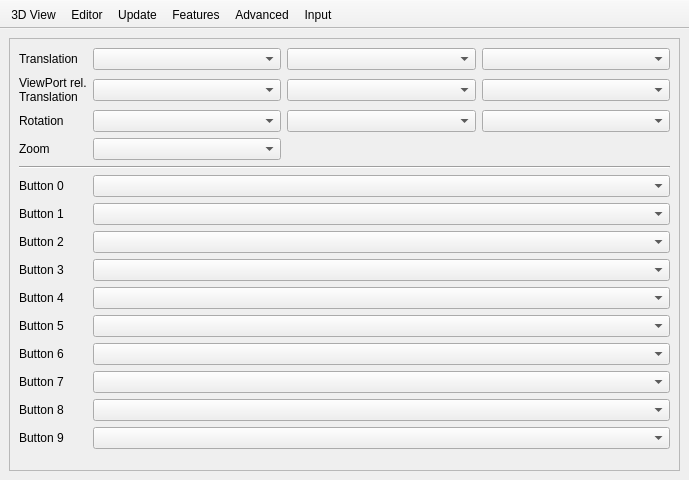
Old version of the form src/Preferences.ui in the repository openscad/openscad.
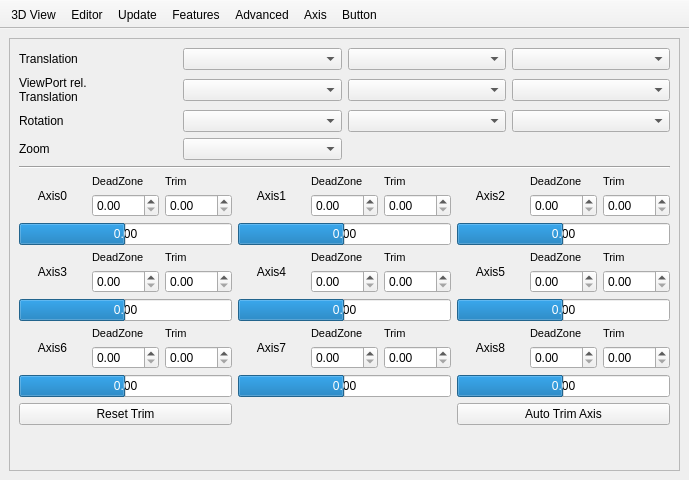
New version of the form. The open tabs and pages were chosen to show the change. Icons and pictures are not drawn.

Commit message: Add trim and deadzone to UI (#2168)

The edit to the form file:
```diff
--- a/src/Preferences.ui
+++ b/src/Preferences.ui
@@ -1476,188 +1476,931 @@
            <property name="geometry">
             <rect>
              <x>0</x>
+             <y>0</y>
              <width>655</width>
              <height>470</height>
             </rect>
            </property>
-           <layout class="QGridLayout" name="gridLayout_7" columnstretch="0,1,1,1">
-            <item row="5" column="1" colspan="3">
-             <widget class="QComboBox" name="comboBoxButton0"/>
+           <layout class="QGridLayout" name="gridLayout_7" columnstretch="0,0,0,0">
+            <item row="18" column="0" colspan="4">
+             <layout class="QGridLayout" name="gridLayout_10">
+              <item row="7" column="2">
+               <widget class="QLabel" name="labelAxisTrim3">
+                <property name="font">
+                 <font>
+                  <pointsize>8</pointsize>
+                 </font>
+                </property>
+                <property name="text">
+                 <string>Trim</string>
+                </property>
+               </widget>
+              </item>
+              <item row="11" column="1">
+               <widget class="QDoubleSpinBox" name="doubleSpinBoxDeadzone6">
+                <property name="singleStep">
+                 <double>0.050000000000000</double>
+                </property>
+               </widget>
+              </item>
+              <item row="0" column="2">
+               <widget class="QLabel" name="labelAxisTrim0">
+                <property name="font">
+                 <font>
+                  <pointsize>8</pointsize>
+                 </font>
+                </property>
+                <property name="text">
+                 <string>Trim</string>
+                </property>
+               </widget>
+              </item>
+              <item row="9" column="0" colspan="3">
+               <widget class="QProgressBar" name="progressBarAxis3">
+                <property name="minimum">
+                 <number>-100</number>
+                </property>
+                <property name="value">
+                 <number>0</number>
+                </property>
+                <property name="format">
+                 <string>0.00</string>
+                </property>
+               </widget>
+              </item>
+              <item row="1" column="2">
+               <widget class="QDoubleSpinBox" name="doubleSpinBoxTrim0">
+                <property name="singleStep">
+                 <double>0.010000000000000</double>
+                </property>
+               </widget>
+              </item>
+              <item row="13" column="0" colspan="3">
+               <widget class="QPushButton" name="pushButtonAxisTrimReset">
+                <property name="text">
+                 <string>Reset Trim</string>
+                </property>
+               </widget>
+              </item>
+              <item row="1" column="4">
+               <widget class="QDoubleSpinBox" name="doubleSpinBoxDeadzone1">
+                <property name="singleStep">
+                 <double>0.050000000000000</double>
+                </property>
+               </widget>
+              </item>
+              <item row="12" column="3" colspan="3">
+               <widget class="QProgressBar" name="progressBarAxis7">
+                <property name="minimum">
+                 <number>-100</number>
+                </property>
+                <property name="value">
+                 <number>0</number>
+                </property>
+                <property name="format">
+                 <string>0.00</string>
+                </property>
+               </widget>
+              </item>
+              <item row="9" column="3" colspan="3">
+               <widget class="QProgressBar" name="progressBarAxis4">
+                <property name="minimum">
+                 <number>-100</number>
+                </property>
+                <property name="value">
+                 <number>0</number>
+                </property>
+                <property name="format">
+                 <string>0.00</string>
+                </property>
+               </widget>
+              </item>
+              <item row="1" column="7">
+               <widget class="QDoubleSpinBox" name="doubleSpinBoxDeadzone2">
+                <property name="singleStep">
+                 <double>0.050000000000000</double>
+                </property>
+               </widget>
+              </item>
+              <item row="1" column="1">
+               <widget class="QDoubleSpinBox" name="doubleSpinBoxDeadzone0">
+                <property name="singleStep">
+                 <double>0.050000000000000</double>
+                </property>
+               </widget>
+              </item>
+              <item row="9" column="6" colspan="3">
+               <widget class="QProgressBar" name="progressBarAxis5">
+                <property name="minimum">
+                 <number>-100</number>
+                </property>
+                <property name="value">
+                 <number>0</number>
+                </property>
+                <property name="format">
+                 <string>0.00</string>
+                </property>
+               </widget>
+              </item>
+              <item row="0" column="1">
+               <widget class="QLabel" name="labelAxisDeadzone0">
+                <property name="font">
+                 <font>
+                  <pointsize>8</pointsize>
+                 </font>
+                </property>
+                <property name="text">
+                 <string>DeadZone</string>
+                </property>
+               </widget>
+              </item>
+              <item row="1" column="5">
+               <widget class="QDoubleSpinBox" name="doubleSpinBoxTrim1">
+                <property name="singleStep">
+                 <double>0.010000000000000</double>
+                </property>
+               </widget>
+              </item>
+              <item row="11" column="2">
+               <widget class="QDoubleSpinBox" name="doubleSpinBoxTrim6">
+                <property name="singleStep">
+                 <double>0.010000000000000</double>
+                </property>
+               </widget>
+              </item>
+              <item row="6" column="3" colspan="3">
+               <widget class="QProgressBar" name="progressBarAxis1">
+                <property name="minimum">
+                 <number>-100</number>
+                </property>
+                <property name="value">
+                 <number>0</number>
+                </property>
+                <property name="format">
+                 <string>0.00</string>
+                </property>
+               </widget>
+              </item>
+              <item row="1" column="8">
+               <widget class="QDoubleSpinBox" name="doubleSpinBoxTrim2">
+                <property name="singleStep">
+                 <double>0.010000000000000</double>
+                </property>
+               </widget>
+              </item>
+              <item row="8" column="8">
+               <widget class="QDoubleSpinBox" name="doubleSpinBoxTrim5">
+                <property name="singleStep">
+                 <double>0.010000000000000</double>
+                </property>
+               </widget>
+              </item>
+              <item row="13" column="6" colspan="3">
+               <widget class="QPushButton" name="pushButtonAxisTrim">
+                <property name="text">
+                 <string>Auto Trim Axis</string>
+                </property>
+               </widget>
+              </item>
+              <item row="12" column="6" colspan="3">
+               <widget class="QProgressBar" name="progressBarAxis8">
+                <property name="minimum">
+                 <number>-100</number>
+                </property>
+                <property name="value">
+                 <number>0</number>
+                </property>
+                <property name="format">
+                 <string>0.00</string>
+                </property>
+               </widget>
+              </item>
+              <item row="11" column="4">
+               <widget class="QDoubleSpinBox" name="doubleSpinBoxDeadzone7">
+                <property name="singleStep">
+                 <double>0.050000000000000</double>
+                </property>
+               </widget>
+              </item>
+              <item row="8" column="1">
+               <widget class="QDoubleSpinBox" name="doubleSpinBoxDeadzone3">
+                <property name="singleStep">
+                 <double>0.050000000000000</double>
+                </property>
+               </widget>
+              </item>
+              <item row="8" column="4">
+               <widget class="QDoubleSpinBox" name="doubleSpinBoxDeadzone4">
+                <property name="singleStep">
+                 <double>0.050000000000000</double>
+                </property>
+               </widget>
+              </item>
+              <item row="8" column="2">
+               <widget class="QDoubleSpinBox" name="doubleSpinBoxTrim3">
+                <property name="singleStep">
+                 <double>0.010000000000000</double>
+                </property>
+               </widget>
+              </item>
+              <item row="8" column="5">
+               <widget class="QDoubleSpinBox" name="doubleSpinBoxTrim4">
+                <property name="singleStep">
+                 <double>0.010000000000000</double>
+                </property>
+               </widget>
+              </item>
+              <item row="11" column="8">
+               <widget class="QDoubleSpinBox" name="doubleSpinBoxTrim8">
+                <property name="singleStep">
+                 <double>0.010000000000000</double>
+                </property>
+               </widget>
+              </item>
+              <item row="11" column="5">
+               <widget class="QDoubleSpinBox" name="doubleSpinBoxTrim7">
+                <property name="singleStep">
+                 <double>0.010000000000000</double>
+                </property>
+               </widget>
+              </item>
+              <item row="11" column="7">
+               <widget class="QDoubleSpinBox" name="doubleSpinBoxDeadzone8">
+                <property name="singleStep">
+                 <double>0.050000000000000</double>
+                </property>
+               </widget>
+              </item>
+              <item row="8" column="7">
+               <widget class="QDoubleSpinBox" name="doubleSpinBoxDeadzone5">
+                <property name="singleStep">
+                 <double>0.050000000000000</double>
+                </property>
+               </widget>
+              </item>
+              <item row="12" column="0" colspan="3">
+               <widget class="QProgressBar" name="progressBarAxis6">
+                <property name="minimum">
+                 <number>-100</number>
+                </property>
+                <property name="value">
+                 <number>0</number>
+                </property>
+                <property name="format">
+                 <string>0.00</string>
+                </property>
+               </widget>
+              </item>
+              <item row="6" column="6" colspan="3">
+               <widget class="QProgressBar" name="progressBarAxis2">
+                <property name="minimum">
+                 <number>-100</number>
+                </property>
+                <property name="value">
+                 <number>0</number>
+                </property>
+                <property name="format">
+                 <string>0.00</string>
+                </property>
+               </widget>
+              </item>
+              <item row="6" column="0" colspan="3">
+               <widget class="QProgressBar" name="progressBarAxis0">
+                <property name="minimum">
+                 <number>-100</number>
+                </property>
+                <property name="value">
+                 <number>0</number>
+                </property>
+                <property name="format">
+                 <string>0.00</string>
+                </property>
+               </widget>
+              </item>
+              <item row="10" column="2">
+               <widget class="QLabel" name="labelAxisTrim6">
+                <property name="font">
+                 <font>
+                  <pointsize>8</pointsize>
+                 </font>
+                </property>
+                <property name="text">
+                 <string>Trim</string>
+                </property>
+               </widget>
+              </item>
+              <item row="7" column="1">
+               <widget class="QLabel" name="labelAxisDeadzone3">
+                <property name="font">
+                 <font>
+                  <pointsize>8</pointsize>
+                 </font>
+                </property>
+                <property name="text">
+                 <string>DeadZone</string>
+                </property>
+               </widget>
+              </item>
+              <item row="10" column="1">
+               <widget class="QLabel" name="labelAxisDeadzone6">
+                <property name="font">
+                 <font>
+                  <pointsize>8</pointsize>
+                 </font>
+                </property>
+                <property name="text">
+                 <string>DeadZone</string>
+                </property>
+               </widget>
+              </item>
+              <item row="10" column="4">
+               <widget class="QLabel" name="labelAxisDeadzone7">
+                <property name="font">
+                 <font>
+                  <pointsize>8</pointsize>
+                 </font>
+                </property>
+                <property name="text">
+                 <string>DeadZone</string>
+                </property>
+               </widget>
+              </item>
+              <item row="10" column="5">
+               <widget class="QLabel" name="labelAxisTrim7">
+                <property name="font">
+                 <font>
+                  <pointsize>8</pointsize>
+                 </font>
+                </property>
+                <property name="text">
+                 <string>Trim</string>
+                </property>
+               </widget>
+              </item>
+              <item row="10" column="7">
+               <widget class="QLabel" name="labelAxisDeadzone8">
+                <property name="font">
+                 <font>
+                  <pointsize>8</pointsize>
+                 </font>
+                </property>
+                <property name="text">
+                 <string>DeadZone</string>
+                </property>
+               </widget>
+              </item>
+              <item row="10" column="8">
+               <widget class="QLabel" name="labelAxisTrim8">
+                <property name="font">
+                 <font>
+                  <pointsize>8</pointsize>
+                 </font>
+                </property>
+                <property name="text">
+                 <string>Trim</string>
+                </property>
+               </widget>
+              </item>
+              <item row="7" column="7">
+               <widget class="QLabel" name="labelAxisDeadzone5">
+                <property name="font">
+                 <font>
+                  <pointsize>8</pointsize>
+                 </font>
+                </property>
+                <property name="text">
+                 <string>DeadZone</string>
+                </property>
+               </widget>
+              </item>
+              <item row="7" column="8">
+               <widget class="QLabel" name="labelAxisTrim5">
+                <property name="font">
+                 <font>
+                  <pointsize>8</pointsize>
+                 </font>
+                </property>
+                <property name="text">
+                 <string>Trim</string>
+                </property>
+               </widget>
+              </item>
+              <item row="7" column="4">
+               <widget class="QLabel" name="labelAxisDeadzone4">
+                <property name="font">
+                 <font>
+                  <pointsize>8</pointsize>
+                 </font>
+                </property>
+                <property name="text">
+                 <string>DeadZone</string>
+                </property>
+               </widget>
+              </item>
+              <item row="7" column="5">
+               <widget class="QLabel" name="labelAxisTrim4">
+                <property name="font">
+                 <font>
+                  <pointsize>8</pointsize>
+                 </font>
+                </property>
+                <property name="text">
+                 <string>Trim</string>
+                </property>
+               </widget>
+              </item>
+              <item row="0" column="7">
+               <widget class="QLabel" name="labelAxisDeadzone2">
+                <property name="font">
+                 <font>
+                  <pointsize>8</pointsize>
+                 </font>
+                </property>
+                <property name="text">
+                 <string>DeadZone</string>
+                </property>
+               </widget>
+              </item>
+              <item row="0" column="8">
+               <widget class="QLabel" name="labelAxisTrim2">
+                <property name="font">
+                 <font>
+                  <pointsize>8</pointsize>
+                 </font>
+                </property>
+                <property name="text">
+                 <string>Trim</string>
+                </property>
+               </widget>
+              </item>
+              <item row="0" column="6" rowspan="2">
+               <widget class="QLabel" name="labelAxis2">
+                <property name="sizePolicy">
+                 <sizepolicy hsizetype="Minimum" vsizetype="Minimum">
+                  <horstretch>0</horstretch>
+                  <verstretch>0</verstretch>
+                 </sizepolicy>
+                </property>
+                <property name="text">
+                 <string>Axis2</string>
+                </property>
+                <property name="alignment">
+                 <set>Qt::AlignCenter</set>
+                </property>
+               </widget>
+              </item>
+              <item row="0" column="0" rowspan="2">
+               <widget class="QLabel" name="labelAxis0">
+                <property name="sizePolicy">
+                 <sizepolicy hsizetype="Minimum" vsizetype="Minimum">
+                  <horstretch>0</horstretch>
+                  <verstretch>0</verstretch>
+                 </sizepolicy>
+                </property>
+                <property name="text">
+                 <string>Axis0</string>
+                </property>
+                <property name="alignment">
+                 <set>Qt::AlignCenter</set>
+                </property>
+               </widget>
+              </item>
+              <item row="7" column="0" rowspan="2">
+               <widget class="QLabel" name="labelAxis3">
+                <property name="sizePolicy">
+                 <sizepolicy hsizetype="Minimum" vsizetype="Minimum">
+                  <horstretch>0</horstretch>
+                  <verstretch>0</verstretch>
+                 </sizepolicy>
+                </property>
+                <property name="text">
+                 <string>Axis3</string>
+                </property>
+                <property name="alignment">
+                 <set>Qt::AlignCenter</set>
+                </property>
+               </widget>
+              </item>
+              <item row="10" column="0" rowspan="2">
+               <widget class="QLabel" name="labelAxis6">
+                <property name="sizePolicy">
+                 <sizepolicy hsizetype="Minimum" vsizetype="Minimum">
+                  <horstretch>0</horstretch>
+                  <verstretch>0</verstretch>
+                 </sizepolicy>
+                </property>
+                <property name="text">
+                 <string>Axis6</string>
+                </property>
+                <property name="alignment">
+                 <set>Qt::AlignCenter</set>
+                </property>
+               </widget>
+              </item>
+              <item row="10" column="6" rowspan="2">
+               <widget class="QLabel" name="labelAxis8">
+                <property name="sizePolicy">
+                 <sizepolicy hsizetype="Minimum" vsizetype="Minimum">
+                  <horstretch>0</horstretch>
+                  <verstretch>0</verstretch>
+                 </sizepolicy>
+                </property>
+                <property name="text">
+                 <string>Axis8</string>
+                </property>
+                <property name="alignment">
+                 <set>Qt::AlignCenter</set>
+                </property>
+               </widget>
+              </item>
+              <item row="10" column="3" rowspan="2">
+               <widget class="QLabel" name="labelAxis7">
+                <property name="sizePolicy">
+                 <sizepolicy hsizetype="Minimum" vsizetype="Minimum">
+                  <horstretch>0</horstretch>
+                  <verstretch>0</verstretch>
+                 </sizepolicy>
+                </property>
+                <property name="text">
+                 <string>Axis7</string>
+                </property>
+                <property name="alignment">
+                 <set>Qt::AlignCenter</set>
+                </property>
+               </widget>
+              </item>
+              <item row="7" column="6" rowspan="2">
+               <widget class="QLabel" name="labelAxis5">
+                <property name="sizePolicy">
+                 <sizepolicy hsizetype="Minimum" vsizetype="Minimum">
+                  <horstretch>0</horstretch>
+                  <verstretch>0</verstretch>
+                 </sizepolicy>
+                </property>
+                <property name="text">
+                 <string>Axis5</string>
+                </property>
+                <property name="alignment">
+                 <set>Qt::AlignCenter</set>
+                </property>
+               </widget>
+              </item>
+              <item row="0" column="3" rowspan="2">
+               <widget class="QLabel" name="labelAxis1">
+                <property name="sizePolicy">
+                 <sizepolicy hsizetype="Minimum" vsizetype="Minimum">
+                  <horstretch>0</horstretch>
+                  <verstretch>0</verstretch>
+                 </sizepolicy>
+                </property>
+                <property name="text">
+                 <string>Axis1</string>
+                </property>
+                <property name="alignment">
+                 <set>Qt::AlignCenter</set>
+                </property>
+               </widget>
+              </item>
+              <item row="7" column="3" rowspan="2">
+               <widget class="QLabel" name="labelAxis4">
+                <property name="sizePolicy">
+                 <sizepolicy hsizetype="Minimum" vsizetype="Minimum">
+                  <horstretch>0</horstretch>
+                  <verstretch>0</verstretch>
+                 </sizepolicy>
+                </property>
+                <property name="text">
+                 <string>Axis4</string>
+                </property>
+                <property name="alignment">
+                 <set>Qt::AlignCenter</set>
+                </property>
+               </widget>
+              </item>
+              <item row="0" column="4">
+               <widget class="QLabel" name="labelAxisDeadzone1">
+                <property name="font">
+                 <font>
+                  <pointsize>8</pointsize>
+                 </font>
+                </property>
+                <property name="text">
+                 <string>DeadZone</string>
+                </property>
+               </widget>
+              </item>
+              <item row="0" column="5">
+               <widget class="QLabel" name="labelAxisTrim1">
+                <property name="font">
+                 <font>
+                  <pointsize>8</pointsize>
+                 </font>
+                </property>
+                <property name="text">
+                 <string>Trim</string>
+                </property>
+               </widget>
+              </item>
+             </layout>
             </item>
-            <item row="2" column="0">
+            <item row="14" column="2">
+             <widget class="QComboBox" name="comboBoxTranslationYVPRel"/>
+            </item>
+            <item row="14" column="1">
+             <widget class="QComboBox" name="comboBoxTranslationXVPRel"/>
+            </item>
+            <item row="14" column="3">
+             <widget class="QComboBox" name="comboBoxTranslationZVPRel"/>
+            </item>
+            <item row="13" column="0">
+             <widget class="QLabel" name="labelInputTranslation">
+              <property name="text">
+               <string>Translation</string>
+              </property>
+             </widget>
+            </item>
+            <item row="15" column="1">
+             <widget class="QComboBox" name="comboBoxRotationX"/>
+            </item>
+            <item row="16" column="0">
+             <widget class="QLabel" name="labelInputZoom">
+              <property name="text">
+               <string>Zoom</string>
+              </property>
+             </widget>
+            </item>
+            <item row="14" column="0">
+             <widget class="QLabel" name="labelInputTranslationViewPortRelative">
+              <property name="text">
+               <string>ViewPort rel.&lt;br/&gt;Translation</string>
+              </property>
+             </widget>
+            </item>
+            <item row="16" column="1">
+             <widget class="QComboBox" name="comboBoxZoom"/>
+            </item>
+            <item row="15" column="3">
+             <widget class="QComboBox" name="comboBoxRotationZ"/>
+            </item>
+            <item row="13" column="3">
+             <widget class="QComboBox" name="comboBoxTranslationZ"/>
+            </item>
+            <item row="15" column="0">
              <widget class="QLabel" name="labelInputRotation">
               <property name="text">
                <string>Rotation</string>
               </property>
              </widget>
             </item>
-            <item row="0" column="3">
-             <widget class="QComboBox" name="comboBoxTranslationZ"/>
+            <item row="28" column="0">
+             <spacer name="verticalSpacer_4">
+              <property name="orientation">
+               <enum>Qt::Vertical</enum>
+              </property>
+              <property name="sizeHint" stdset="0">
+               <size>
+                <width>20</width>
+                <height>40</height>
+               </size>
+              </property>
+             </spacer>
             </item>
-            <item row="0" column="2">
+            <item row="13" column="2">
              <widget class="QComboBox" name="comboBoxTranslationY"/>
             </item>
-            <item row="3" column="1">
-             <widget class="QComboBox" name="comboBoxZoom"/>
-            </item>
-            <item row="3" column="0">
-             <widget class="QLabel" name="labelInputZoom">
-              <property name="text">
-               <string>Zoom</string>
-              </property>
-             </widget>
-            </item>
-            <item row="0" column="1">
+            <item row="13" column="1">
              <widget class="QComboBox" name="comboBoxTranslationX"/>
             </item>
-            <item row="2" column="1">
-             <widget class="QComboBox" name="comboBoxRotationX"/>
-            </item>
-            <item row="6" column="0">
-             <widget class="QLabel" name="labelInputButton1">
-              <property name="text">
-               <string>Button 1</string>
+            <item row="17" column="0" colspan="4">
+             <widget class="Line" name="line">
+              <property name="orientation">
+               <enum>Qt::Horizontal</enum>
               </property>
              </widget>
             </item>
-            <item row="7" column="0">
+            <item row="15" column="2">
+             <widget class="QComboBox" name="comboBoxRotationY"/>
+            </item>
+           </layout>
+          </widget>
+         </widget>
+        </item>
+       </layout>
+      </widget>
+      <widget class="QWidget" name="pageInputButton">
+       <layout class="QGridLayout" name="gridLayout_14">
+        <property name="leftMargin">
+         <number>0</number>
+        </property>
+        <property name="topMargin">
+         <number>0</number>
+        </property>
+        <property name="rightMargin">
+         <number>0</number>
+        </property>
+        <property name="bottomMargin">
+         <number>0</number>
+        </property>
+        <item row="3" column="1">
+         <widget class="QScrollArea" name="scrollArea_4">
+          <property name="widgetResizable">
+           <bool>true</bool>
+          </property>
+          <widget class="QWidget" name="scrollAreaWidgetContents_3">
+           <property name="geometry">
+            <rect>
+             <x>0</x>
+             <y>0</y>
+             <width>655</width>
+             <height>534</height>
+            </rect>
+           </property>
+           <layout class="QGridLayout" name="gridLayout_8" columnstretch="0,0,0,0">
+            <item row="18" column="0">
              <widget class="QLabel" name="labelInputButton2">
               <property name="text">
                <string>Button 2</string>
               </property>
              </widget>
             </item>
-            <item row="8" column="0">
+            <item row="22" column="1" colspan="3">
+             <widget class="QComboBox" name="comboBoxButton6"/>
+            </item>
+            <item row="25" column="1" colspan="3">
+             <widget class="QComboBox" name="comboBoxButton9"/>
+            </item>
+            <item row="19" column="0">
              <widget class="QLabel" name="labelInputButton3">
               <property name="text">
                <string>Button 3</string>
               </property>
              </widget>
             </item>
-            <item row="9" column="0">
-             <widget class="QLabel" name="labelInputButton4">
-              <property name="text">
-               <string>Button 4</string>
-              </property>
-             </widget>
+            <item row="23" column="1" colspan="3">
+             <widget class="QComboBox" name="comboBoxButton7"/>
             </item>
-            <item row="10" column="0">
+            <item row="24" column="1" colspan="3">
+             <widget class="QComboBox" name="comboBoxButton8"/>
+            </item>
+            <item row="21" column="0">
              <widget class="QLabel" name="labelInputButton5">
               <property name="text">
                <string>Button 5</string>
               </property>
              </widget>
             </item>
-            <item row="11" column="0">
+            <item row="18" column="1" colspan="3">
+             <widget class="QComboBox" name="comboBoxButton2"/>
+            </item>
+            <item row="22" column="0">
              <widget class="QLabel" name="labelInputButton6">
               <property name="text">
                <string>Button 6</string>
               </property>
              </widget>
             </item>
-            <item row="12" column="0">
-             <widget class="QLabel" name="labelInputButton7">
+            <item row="17" column="1" colspan="3">
+             <widget class="QComboBox" name="comboBoxButton1"/>
+            </item>
+            <item row="20" column="0">
+             <widget class="QLabel" name="labelInputButton4">
               <property name="text">
                <string>Button 7</string>
               </property>
              </widget>
             </item>
-            <item row="13" column="0">
+            <item row="16" column="1" colspan="3">
+             <widget class="QComboBox" name="comboBoxButton0"/>
+            </item>
+            <item row="20" column="1" colspan="3">
+             <widget class="QComboBox" name="comboBoxButton4"/>
+            </item>
+            <item row="25" column="0">
+             <widget class="QLabel" name="labelInputButton9">
+              <property name="text">
+               <string>Button 9</string>
+              </property>
+             </widget>
+            </item>
+            <item row="24" column="0">
              <widget class="QLabel" name="labelInputButton8">
               <property name="text">
                <string>Button 8</string>
               </property>
              </widget>
             </item>
-            <item row="2" column="2">
-             <widget class="QComboBox" name="comboBoxRotationY"/>
-            </item>
-            <item row="2" column="3">
-             <widget class="QComboBox" name="comboBoxRotationZ"/>
-            </item>
-            <item row="0" column="0">
-             <widget class="QLabel" name="labelInputTranslation">
-              <property name="text">
-               <string>Translation</string>
-              </property>
-             </widget>
-            </item>
-            <item row="15" column="0">
-             <spacer name="verticalSpacer_4">
-              <property name="orientation">
-               <enum>Qt::Vertical</enum>
-              </property>
-              <property name="sizeHint" stdset="0">
-               <size>
-                <width>20</width>
-                <height>40</height>
-               </size>
-              </property>
-             </spacer>
-            </item>
-            <item row="4" column="0" colspan="4">
-             <widget class="Line" name="line">
-              <property name="orientation">
-               <enum>Qt::Horizontal</enum>
-              </property>
-             </widget>
-            </item>
-            <item row="6" column="1" colspan="3">
-             <widget class="QComboBox" name="comboBoxButton1"/>
-            </item>
-            <item row="7" column="1" colspan="3">
-             <widget class="QComboBox" name="comboBoxButton2"/>
-            </item>
-            <item row="8" column="1" colspan="3">
+            <item row="19" column="1" colspan="3">
              <widget class="QComboBox" name="comboBoxButton3"/>
             </item>
-            <item row="9" column="1" colspan="3">
-             <widget class="QComboBox" name="comboBoxButton4"/>
+            <item row="23" column="0">
+             <widget class="QLabel" name="labelInputButton7">
+              <property name="text">
+               <string>Button 7</string>
+              </property>
+             </widget>
             </item>
-            <item row="10" column="1" colspan="3">
+            <item row="21" column="1" colspan="3">
              <widget class="QComboBox" name="comboBoxButton5"/>
             </item>
-            <item row="11" column="1" colspan="3">
-             <widget class="QComboBox" name="comboBoxButton6"/>
-            </item>
-            <item row="12" column="1" colspan="3">
-             <widget class="QComboBox" name="comboBoxButton7"/>
-            </item>
-            <item row="13" column="1" colspan="3">
-             <widget class="QComboBox" name="comboBoxButton8"/>
-            </item>
-            <item row="5" column="0">
+            <item row="16" column="0">
              <widget class="QLabel" name="labelInputButton0">
               <property name="text">
                <string>Button 0</string>
               </property>
              </widget>
             </item>
-            <item row="14" column="0">
-             <widget class="QLabel" name="labelInputButton9">
+            <item row="17" column="0">
+             <widget class="QLabel" name="labelInputButton1">
               <property name="text">
                <string>Button 9</string>
               </property>
              </widget>
             </item>
-            <item row="14" column="1" colspan="3">
-             <widget class="QComboBox" name="comboBoxButton9"/>
+            <item row="32" column="0">
+             <spacer name="verticalSpacer_5">
+              <property name="orientation">
+               <enum>Qt::Vertical</enum>
+              </property>
+              <property name="sizeHint" stdset="0">
+               <size>
+                <width>20</width>
+                <height>40</height>
+               </size>
+              </property>
+             </spacer>
             </item>
-            <item row="1" column="0">
-             <widget class="QLabel" name="labelInputTranslationViewPortRelative">
+            <item row="28" column="0">
+             <widget class="QLabel" name="labelInputButton12">
               <property name="text">
-               <string>ViewPort rel.&lt;br/&gt;Translation</string>
+               <string>Button 12</string>
               </property>
              </widget>
             </item>
-            <item row="1" column="2">
-             <widget class="QComboBox" name="comboBoxTranslationYVPRel"/>
+            <item row="26" column="0">
+             <widget class="QLabel" name="labelInputButton10">
+              <property name="text">
+               <string>Button 10</string>
+              </property>
+             </widget>
             </item>
-            <item row="1" column="1">
-             <widget class="QComboBox" name="comboBoxTranslationXVPRel"/>
+            <item row="27" column="0">
+             <widget class="QLabel" name="labelInputButton11">
+              <property name="text">
+               <string>Button 11</string>
+              </property>
+             </widget>
             </item>
-            <item row="1" column="3">
-             <widget class="QComboBox" name="comboBoxTranslationZVPRel"/>
+            <item row="29" column="0">
+             <widget class="QLabel" name="labelInputButton13">
+              <property name="text">
+               <string>Button 13</string>
+              </property>
+             </widget>
+            </item>
+            <item row="30" column="0">
+             <widget class="QLabel" name="labelInputButton14">
+              <property name="text">
+               <string>Button 14</string>
+              </property>
+             </widget>
+            </item>
+            <item row="31" column="0">
+             <widget class="QLabel" name="labelInputButton15">
+              <property name="text">
+               <string>Button 15</string>
+              </property>
+             </widget>
+            </item>
+            <item row="26" column="1" colspan="3">
+             <widget class="QComboBox" name="comboBoxButton10"/>
+            </item>
+            <item row="27" column="1" colspan="3">
+             <widget class="QComboBox" name="comboBoxButton11"/>
+            </item>
+            <item row="28" column="1" colspan="3">
+             <widget class="QComboBox" name="comboBoxButton12"/>
+            </item>
+            <item row="29" column="1" colspan="3">
+             <widget class="QComboBox" name="comboBoxButton13"/>
+            </item>
+            <item row="30" column="1" colspan="3">
+             <widget class="QComboBox" name="comboBoxButton14"/>
+            </item>
+            <item row="31" column="1" colspan="3">
+             <widget class="QComboBox" name="comboBoxButton15"/>
+            </item>
+            <item row="32" column="1">
+             <spacer name="horizontalSpacer_33">
+              <property name="orientation">
+               <enum>Qt::Horizontal</enum>
+              </property>
+              <property name="sizeHint" stdset="0">
+               <size>
+                <width>40</width>
+                <height>20</height>
+               </size>
+              </property>
+             </spacer>
             </item>
            </layout>
           </widget>
@@ -1700,6 +2443,7 @@
    <addaction name="prefsActionFeatures"/>
    <addaction name="prefsActionAdvanced"/>
    <addaction name="prefsActionInput"/>
+   <addaction name="prefsActionInputButton"/>
   </widget>
   <action name="prefsAction3DView">
    <property name="checkable">
@@ -1773,7 +2517,19 @@
      <normaloff>:/icons/prefsInput.png</normaloff>:/icons/prefsInput.png</iconset>
    </property>
    <property name="text">
-    <string>Input</string>
+    <string>Axis</string>
+   </property>
+  </action>
+  <action name="prefsActionInputButton">
+   <property name="checkable">
+    <bool>true</bool>
+   </property>
+   <property name="icon">
+    <iconset resource="../openscad.qrc">
+     <normaloff>:/icons/prefsInput.png</normaloff>:/icons/prefsInput.png</iconset>
+   </property>
+   <property name="text">
+    <string>Button</string>
    </property>
   </action>
  </widget>
```
Left out of the diff: 8 changed lines with no effect on the pictures. The commit also changes 9 other files.
